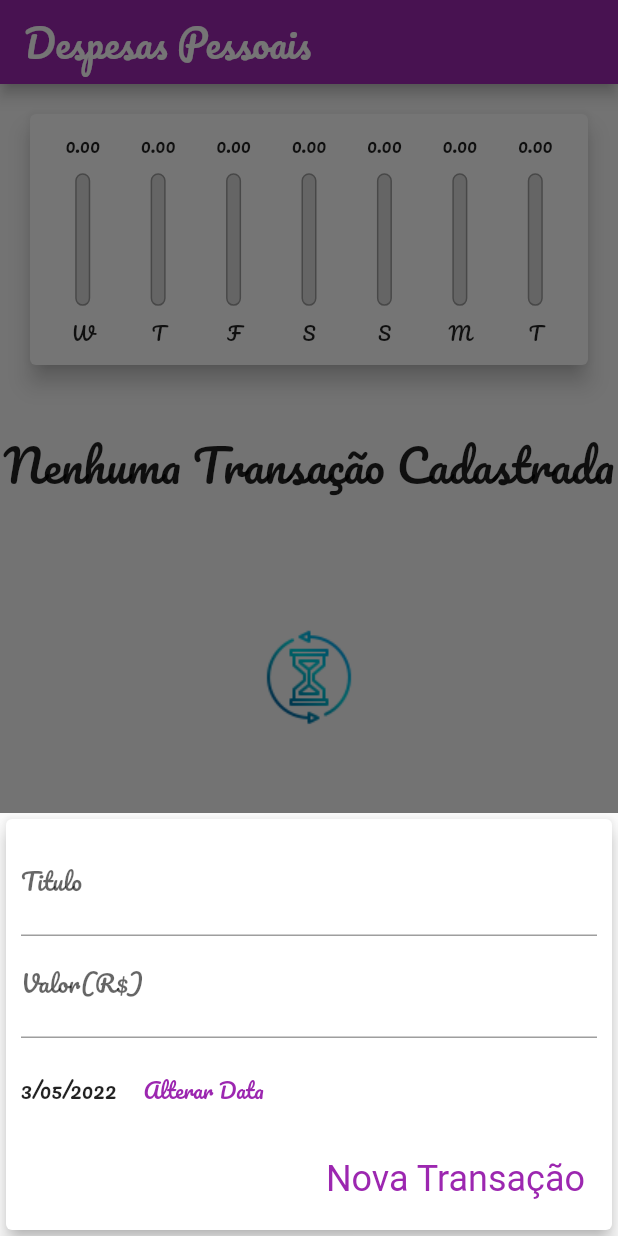
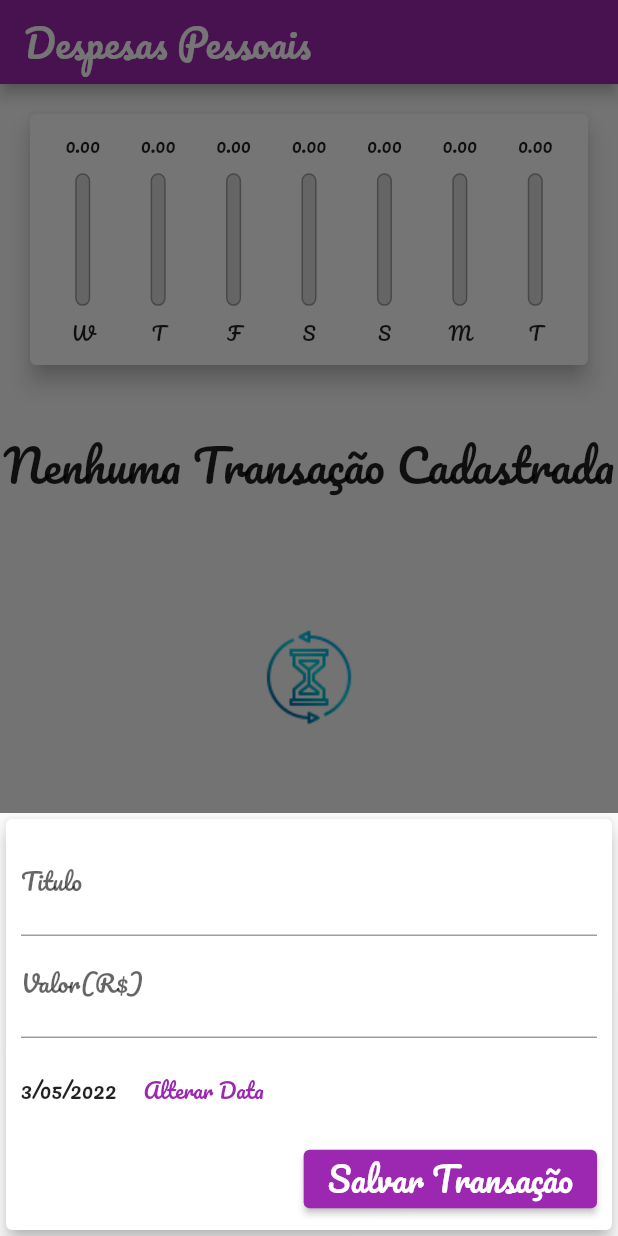
Before and after one commit to jianLicio/despesas_pessoais, a Flutter app: the screen it shows after launch, after a tap on the "add" icon, on a phone screen of 412 x 824 dp. Run offline on Flutter 3.47's test engine with Material 2 defaults, Android fonts, the phone set to English and light mode, and no system bars; our stand-ins replace google_fonts; Roboto replaces fonts that are missing (Acme).

Commit message:
refatorando código

```diff
--- /dev/null
+++ b/lib/components/adaptative_button.dart
@@ -0,0 +1,34 @@
+import 'dart:io';
+
+import 'package:flutter/cupertino.dart';
+import 'package:flutter/material.dart';
+
+class AdaptativeButton extends StatelessWidget {
+  final String label;
+  final Function() onPressed;
+
+  const AdaptativeButton(
+      {Key? key, required this.label, required this.onPressed})
+      : super(key: key);
+
+  @override
+  Widget build(BuildContext context) {
+    return Platform.isIOS
+        ? CupertinoButton(
+            child: Text(
+              label,
+              style: TextStyle(
+                color: Theme.of(context).primaryColor,
+              ),
+            ),
+            onPressed: onPressed)
+        : ElevatedButton(
+            // style: Theme.of(context).textTheme.button.color,
+            child: Text(
+              label,
+              style: const TextStyle(color: Colors.white, fontSize: 22),
+            ),
+            onPressed: onPressed,
+          );
+  }
+}
--- a/lib/components/chart.dart
+++ b/lib/components/chart.dart
@@ -26,7 +26,6 @@ class Chart extends StatelessWidget {
           somaTotal += transacaoRecente[i].valor;
         }
       }
-      print(DateFormat.E().format(weekDay)[0]);
       return {
         'dia': DateFormat.E().format(weekDay)[0],
         'valor': somaTotal,
--- a/lib/components/transacao_form.dart
+++ b/lib/components/transacao_form.dart
@@ -1,5 +1,5 @@
+import 'package:despesas_pessoais/components/adaptative_button.dart';
 import 'package:flutter/material.dart';
-import 'package:google_fonts/google_fonts.dart';
 import 'package:intl/intl.dart';
 
 class TransacaoForm extends StatefulWidget {
@@ -90,17 +90,19 @@ class _TransacaoFormState extends State<TransacaoForm> {
               Row(
                 mainAxisAlignment: MainAxisAlignment.end,
                 children: [
-                  TextButton(
-                    style: TextButton.styleFrom(
-                      primary: Colors.purple,
-                      textStyle: const TextStyle(fontSize: 20),
-                    ),
-                    child: Text(
-                      'Nova Transação',
-                      style: GoogleFonts.acme(fontSize: 24),
-                    ),
-                    onPressed: _submitForm,
-                  ),
+                  AdaptativeButton(
+                      label: 'Salvar Transação', onPressed: _submitForm),
+                  // TextButton(
+                  //   style: TextButton.styleFrom(
+                  //     primary: Colors.purple,
+                  //     textStyle: const TextStyle(fontSize: 20),
+                  //   ),
+                  //   child: Text(
+                  //     'Nova Transação',
+                  //     style: GoogleFonts.acme(fontSize: 24),
+                  //   ),
+                  //   onPressed: _submitForm,
+                  // ),
                 ],
               ),
             ],
--- a/lib/main.dart
+++ b/lib/main.dart
@@ -97,15 +97,14 @@ class _MyHomePageState extends State<MyHomePage> {
 
   @override
   Widget build(BuildContext context) {
-    bool isLandscape =
-        MediaQuery.of(context).orientation == Orientation.landscape;
+    final mediaQuery = MediaQuery.of(context);
+    bool isLandscape = mediaQuery.orientation == Orientation.landscape;
 
     final appBar = AppBar(
       title: Text(
         'Despesas Pessoais',
         style: TextStyle(
-            fontSize: 25 * MediaQuery.of(context).textScaleFactor,
-            color: Colors.white),
+            fontSize: 25 * mediaQuery.textScaleFactor, color: Colors.white),
       ),
       actions: [
         IconButton(
@@ -125,29 +124,14 @@ class _MyHomePageState extends State<MyHomePage> {
       ],
     );
 
-    final alturaDisponivel = MediaQuery.of(context).size.height -
+    final alturaDisponivel = mediaQuery.size.height -
         appBar.preferredSize.height -
-        MediaQuery.of(context).padding.top;
+        mediaQuery.padding.top;
 
     return Scaffold(
       appBar: appBar,
       body: ListView(
         children: [
-          // if (isLandscape)
-          //   Row(
-          //     mainAxisAlignment: MainAxisAlignment.center,
-          //     children: [
-          //       const Text('Exibir Gráfico'),
-          //       Switch(
-          //         value: _showChart,
-          //         onChanged: (valor) {
-          //           setState(() {
-          //             _showChart = valor;
-          //           });
-          //         },
-          //       ),
-          //     ],
-          //   ),
           if (_showChart || !isLandscape)
             SizedBox(
               height: alturaDisponivel * (isLandscape ? 0.7 : 0.27),
```
Also changed, not shown: lib/components/transacao_item.dart (added, +59 -0 lines), lib/components/transacao_lista.dart (+2 -42 lines).
